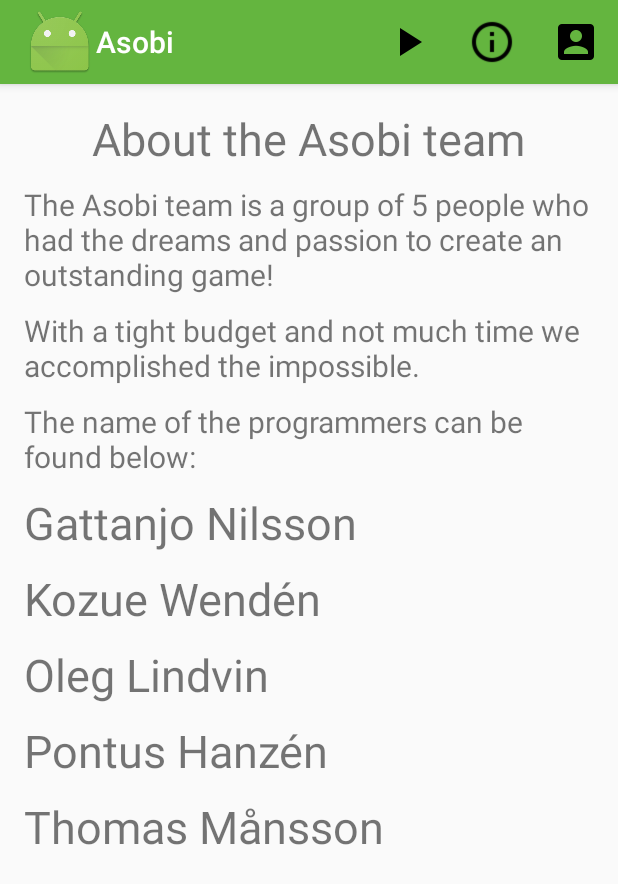
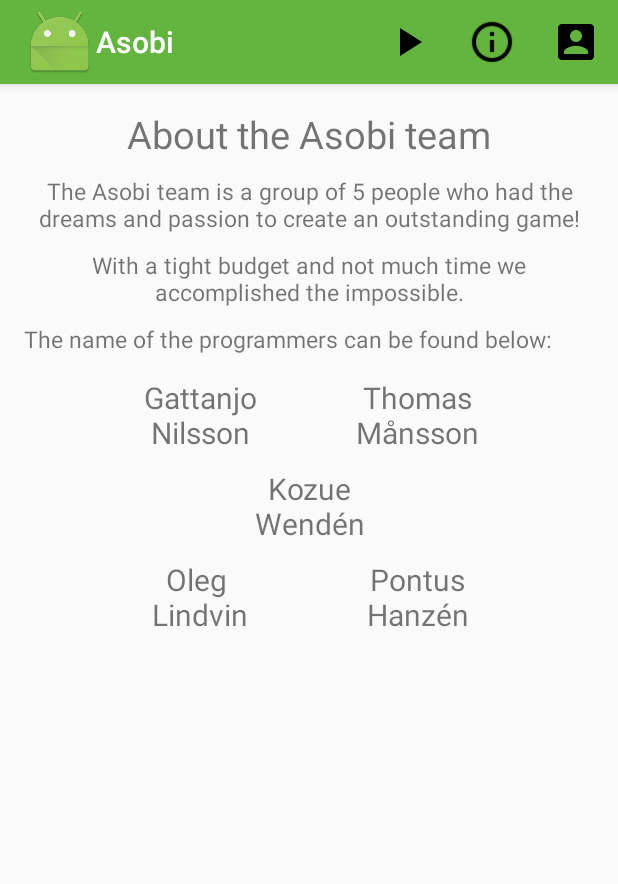
Before and after one commit to OlegBottiger/AndroidProject_QuizApp_Game, an Android app: the AboutActivity screen opened directly, with no data from a screen before it, on a phone screen of 412 x 824 dp. Shown: the top 884 px of the screen. Run offline under Robolectric (Android 15) with nearby library versions, the phone set to English and light mode, and no system bars.

Commit message:
Fix layout in about, activity_game,customquestion and result and conflicts

```diff
--- a/app/src/main/java/com/example/iths/asobi/ProfileListAdapter.java
+++ b/app/src/main/java/com/example/iths/asobi/ProfileListAdapter.java
@@ -50,13 +50,13 @@ import java.util.ArrayList;
         }
 
         //Handle TextView and display string from your list
-        TextView listItemText = (TextView)view.findViewById(R.id.profile_name);
+        TextView listItemText = (TextView) view.findViewById(R.id.profile_name);
         listItemText.setText(dbHelper.get(position));
 
         //Handle buttons and add onClickListeners
-        Button deleteBtn = (Button)view.findViewById(R.id.delete_button);
+        Button deleteBtn = (Button) view.findViewById(R.id.delete_button);
 
-        deleteBtn.setOnClickListener(new View.OnClickListener(){
+        deleteBtn.setOnClickListener(new View.OnClickListener() {
             @Override
             public void onClick(View v) {
                 //do something
--- a/app/src/main/java/com/example/iths/asobi/ResultActivity.java
+++ b/app/src/main/java/com/example/iths/asobi/ResultActivity.java
@@ -26,6 +26,8 @@ public class ResultActivity extends AppCompatActivity {
 
         Intent intent = getIntent();
         String finalScore = intent.getStringExtra(FINAL_SCORE);
+
+
 
         int rank= DBHelper.getDbHelperInstance(this).getRank(DBHelper.getDbHelperInstance(this).getHighScore(), 15);
 
--- a/app/src/main/res/layout/activity_about.xml
+++ b/app/src/main/res/layout/activity_about.xml
@@ -11,55 +11,91 @@
     <TextView
         android:layout_width="wrap_content"
         android:layout_height="wrap_content"
-        android:text="About the Asobi team"
-        android:textSize="30sp"
-        android:layout_gravity="center"/>
+        android:text="@string/about_title"
+        android:textSize="25sp"
+        android:layout_gravity="center"
+        />
     <TextView
         android:layout_width="fill_parent"
         android:layout_height="wrap_content"
         android:layout_marginTop="10sp"
-        android:text="The Asobi team is a group of 5 people who had the dreams and passion to create an outstanding game!"
-        android:textSize="20sp"/>
+        android:text="@string/about_paragraf1"
+        android:textSize="15sp"
+        android:textAlignment="center"/>
     <TextView
         android:layout_width="wrap_content"
         android:layout_height="wrap_content"
         android:layout_marginTop="10sp"
-        android:text="With a tight budget and not much time we accomplished the impossible."
-        android:textSize="20sp"/>
+        android:text="@string/about_paragraf2"
+        android:textSize="15sp"
+        android:textAlignment="center"/>
     <TextView
         android:layout_width="wrap_content"
         android:layout_height="wrap_content"
         android:layout_marginTop="10sp"
-        android:text="The name of the programmers can be found below:"
-        android:textSize="20sp"/>
+        android:text="@string/about_paragraf3"
+        android:textSize="15sp"
+        android:textAlignment="center"/>
+<LinearLayout
+    android:layout_width="match_parent"
+    android:layout_height="wrap_content"
+    android:orientation="horizontal"
+    android:layout_gravity="center"
+    android:gravity="center">
     <TextView
-        android:layout_width="wrap_content"
+        android:layout_width="120dp"
         android:layout_height="wrap_content"
         android:layout_marginTop="10sp"
-        android:text="Gattanjo Nilsson"
-        android:textSize="30sp"/>
+        android:text="@string/Gattanjo_Nilsson"
+        android:textSize="20sp"
+        android:textAlignment="center"/>
     <TextView
-        android:layout_width="wrap_content"
+        android:layout_width="120dp"
         android:layout_height="wrap_content"
         android:layout_marginTop="10sp"
-        android:text="Kozue Wendén"
-        android:textSize="30sp"/>
+        android:layout_marginLeft="11pt"
+        android:layout_marginStart="11pt"
+        android:text="@string/Thomas_Månsson"
+        android:textSize="20sp"
+        android:textAlignment="center"/>
+</LinearLayout>
+    <LinearLayout
+        android:layout_width="match_parent"
+        android:layout_height="wrap_content"
+        android:orientation="horizontal"
+        android:layout_gravity="center"
+        android:gravity="center">
         <TextView
-        android:layout_width="wrap_content"
+            android:layout_width="120dp"
             android:layout_height="wrap_content"
             android:layout_marginTop="10sp"
-        android:text="Oleg Lindvin"
-        android:textSize="30sp"/>
+            android:text="@string/Kozue_Wendén"
+            android:textSize="20sp"
+            android:textAlignment="center"/>
+
+    </LinearLayout>
+    <LinearLayout
+        android:layout_width="match_parent"
+        android:layout_height="wrap_content"
+        android:orientation="horizontal"
+        android:layout_gravity="center"
+        android:gravity="center">
         <TextView
-        android:layout_width="wrap_content"
+            android:layout_width="120dp"
             android:layout_height="wrap_content"
             android:layout_marginTop="10sp"
-        android:text="Pontus Hanzén"
-        android:textSize="30sp"/>
+            android:text="@string/Oleg_Lindvin"
+            android:textSize="20sp"
+            android:textAlignment="center"/>
         <TextView
-        android:layout_width="wrap_content"
+            android:layout_width="120dp"
             android:layout_height="wrap_content"
             android:layout_marginTop="10sp"
-        android:text="Thomas Månsson"
-        android:textSize="30sp"/>
+            android:layout_marginLeft="11pt"
+            android:layout_marginStart="11pt"
+            android:text="@string/Pontus_Hanzén"
+            android:textSize="20sp"
+            android:textAlignment="center"/>
     </LinearLayout>
+
+</LinearLayout>
--- a/app/src/main/res/layout/activity_game.xml
+++ b/app/src/main/res/layout/activity_game.xml
@@ -25,8 +25,6 @@
             android:hint="@string/category_hint"
             android:textSize="32sp"/>
     </LinearLayout>
-
-
 
     <LinearLayout
         android:layout_width="match_parent"
@@ -61,9 +59,6 @@
             android:text="@string/timer_text"
             android:textSize="36sp"
             android:id="@+id/timer" />
-
-
-
 
     <LinearLayout
         android:layout_width="match_parent"
--- a/app/src/main/res/layout/activity_result.xml
+++ b/app/src/main/res/layout/activity_result.xml
@@ -14,6 +14,7 @@
         android:hint="Total score:"
         android:textSize="30dp"/>
     <TextView
+        android:id="@+id/final_score"
         android:layout_width="match_parent"
         android:layout_height="wrap_content"
         android:hint="You got ___ right answers"
--- a/app/src/main/res/values/strings.xml
+++ b/app/src/main/res/values/strings.xml
@@ -42,4 +42,13 @@
     <string name="question_hint">Questions shows up here</string>
     <string name="timer_text">--</string>
     <string name="category_hint">—</string>
+    <string name="about_title">About the Asobi team</string>
+    <string name="about_paragraf1">The Asobi team is a group of 5 people who had the dreams and passion to create an outstanding game!</string>
+    <string name="about_paragraf2">With a tight budget and not much time we accomplished the impossible.</string>
+    <string name="about_paragraf3">The name of the programmers can be found below:</string>
+    <string name="Gattanjo_Nilsson">Gattanjo Nilsson</string>
+    <string name="Kozue_Wendén">Kozue Wendén</string>
+    <string name="Oleg_Lindvin">Oleg \nLindvin</string>
+    <string name="Pontus_Hanzén">Pontus Hanzén</string>
+    <string name="Thomas_Månsson">Thomas Månsson</string>
 </resources>
```
Also changed, not shown: app/src/main/res/layout/activity_custom_question_add.xml (+57 -39 lines). Lines whose indentation alone changed are shown as unchanged.
